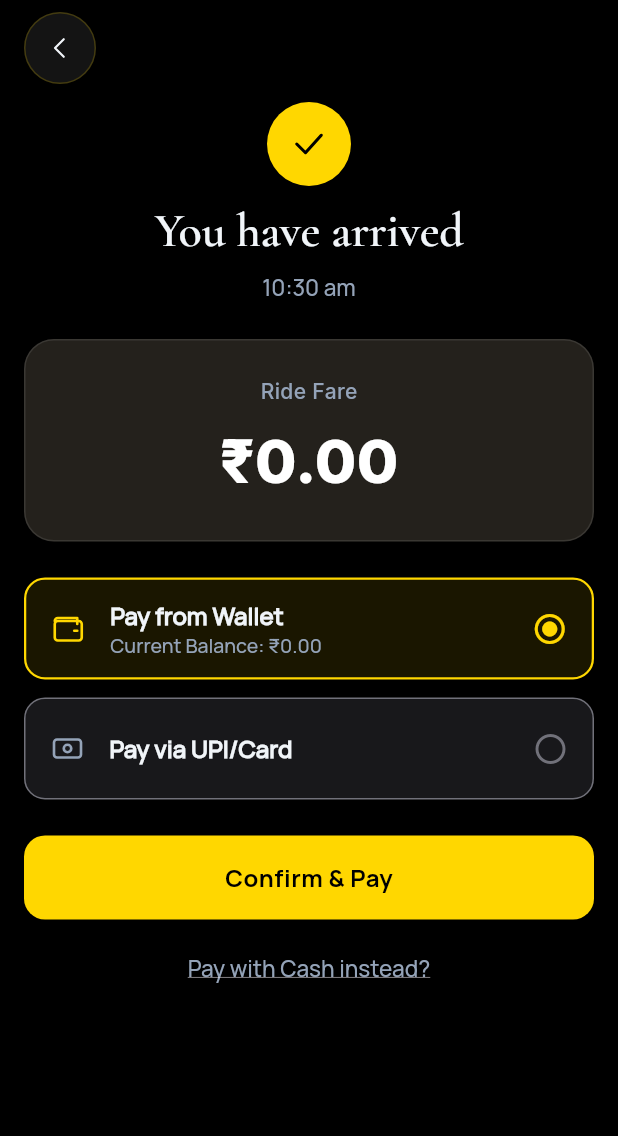
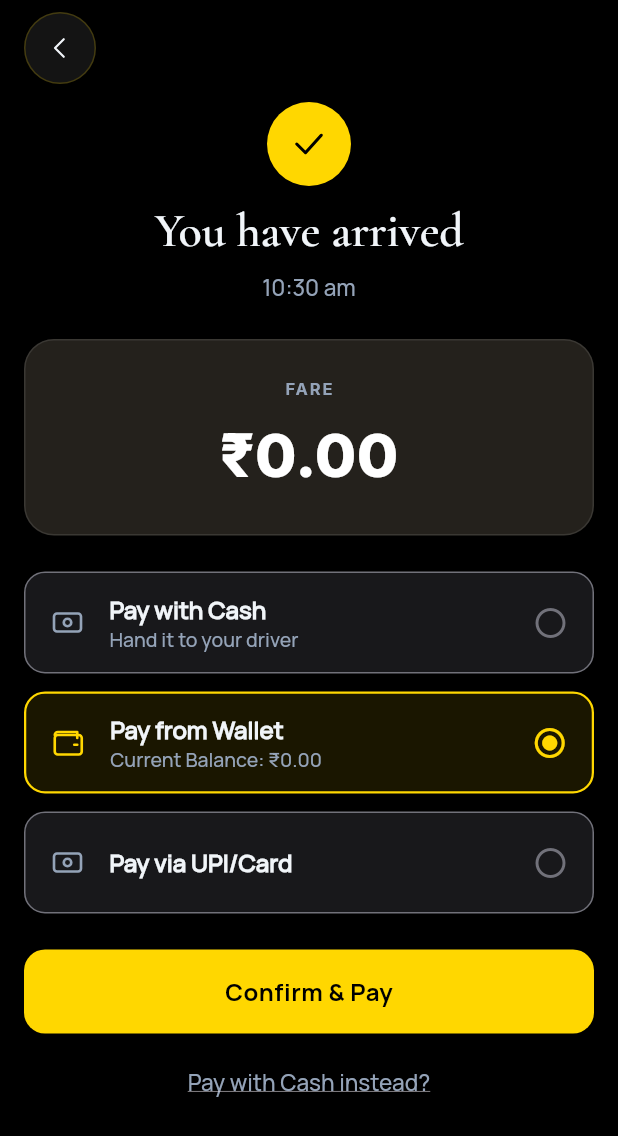
Before and after one commit to SaaradhiGo/SaaradhiGo-mobile, a Flutter app: the RidePaymentSummaryScreen screen opened by its route, after a tap on "Pay from Wallet", on a phone screen of 412 x 824 dp. Shown: the top 1136 px of the screen. Run offline on Flutter 3.47's test engine with Material 3 defaults, Android fonts, the phone set to English and light mode, and no system bars; our stand-ins replace firebase_core, firebase_messaging, flutter_dotenv, flutter_local_notifications, flutter_riverpod, flutter_secure_storage and 12 more; missing offline and left inert: cached_network_image_ce, dart:js, flutter_background_service, flutter_cashfree_pg_sdk, flutter_polyline_points, razorpay_flutter; accounts and stored records are empty; network calls fail.

Commit message:
Rider UI group B: QA fixes (pickup centring, plate, rating, payment, drop name)
Confirm-pickup map starts centred on the pickup; plates print as TS 09 QT 0059;
unrated drivers show no rating; distinct car glyph; payment step preselects the
booked method and keeps exact amounts; recent/saved place names reach the route.

Co-Authored-By: Claude Opus 5.5 <noreply@anthropic.com>

```diff
--- a/lib/core/maps/google_maps_provider.dart
+++ b/lib/core/maps/google_maps_provider.dart
@@ -61,6 +61,8 @@ class MarkerBitmaps {
         canvas.scale(scale);
         canvas.drawPicture(info.picture);
         info.picture.dispose();
+      case SgCarMarker():
+        paintCarGlyph(canvas, Offset(px / 2, px / 2), px.toDouble());
       case SgIconMarker(:final icon, :final color):
         final tp = TextPainter(
           text: TextSpan(
--- a/lib/screens/home/home_screen.dart
+++ b/lib/screens/home/home_screen.dart
@@ -504,7 +504,7 @@ class _HomeTab extends StatelessWidget {
   final VoidCallback onProfileTap;
   final ValueNotifier<bool> searchOpen;
 
-  Future<void> _goTo(BuildContext context, String dropPlaceId) async {
+  Future<void> _goTo(BuildContext context, String dropPlaceId, {String? dropName}) async {
     final provider = context.read<MapProvider>();
     if (provider.isTripInProgress) {
       onActiveRideTap();
@@ -531,6 +531,7 @@ class _HomeTab extends StatelessWidget {
             : 'Current Location',
         presetPickup: currentPosition,
         dropPlaceId: dropPlaceId,
+        dropName: dropName,
       );
     } catch (e) {
       // Pickup outside our service area: show ComingSoonOverlay and stop.
@@ -563,6 +564,7 @@ class _HomeTab extends StatelessWidget {
           onTap: () => _goTo(
             context,
             fav.latitude != 0 ? '${fav.latitude},${fav.longitude}' : 'current',
+            dropName: fav.addressText,
           ),
           // Removing a saved place stays one long-press away.
           onLongPress: () => context.read<MapProvider>().deleteLocation(fav.id),
@@ -591,6 +593,7 @@ class _HomeTab extends StatelessWidget {
               await _goTo(
                 context,
                 '${trip.destinationLat},${trip.destinationLng}',
+                dropName: trip.destinationAddress,
               );
             } else if (!provider.isTripInProgress) {
               context.push('/route-map');
--- a/lib/screens/home/rider_flow_screens.dart
+++ b/lib/screens/home/rider_flow_screens.dart
@@ -849,7 +849,7 @@ class RidePaymentSummaryScreen extends StatefulWidget {
 }
 
 class _RidePaymentSummaryScreenState extends State<RidePaymentSummaryScreen> {
-  String _selectedPaymentMethod = 'wallet';
+  String _selectedPaymentMethod = 'cash';
   final PaymentService _paymentService = PaymentService();
   late final RideService _rideService = widget.rideService ?? RideService();
   bool _isProcessing = false;
@@ -899,6 +899,9 @@ class _RidePaymentSummaryScreenState extends State<RidePaymentSummaryScreen> {
   @override
   void initState() {
     super.initState();
+    // The method chosen at booking, never a wallet that may be empty.
+    _selectedPaymentMethod =
+        context.read<MapProvider>().selectedPaymentMethod == 'cash' ? 'cash' : 'upi_card';
     WidgetsBinding.instance.addPostFrameCallback((_) {
       final mp = context.read<MapProvider>();
       final raw = mp.rideRequestResponse;
@@ -1388,7 +1391,8 @@ class _RidePaymentSummaryScreenState extends State<RidePaymentSummaryScreen> {
             ? (double.tryParse(charge.payable ?? '') ?? totalFare)
             : totalFare;
 
-        _fareText = formatMoney(payTotal, currencyCode, decimals: 0);
+        _fareText = exactMoney(payTotal, currencyCode);
+        final walletShort = walletProvider.balance < payTotal;
         return Scaffold(
           backgroundColor: SgColors.bg000,
           body: SafeArea(
@@ -1426,10 +1430,20 @@ class _RidePaymentSummaryScreenState extends State<RidePaymentSummaryScreen> {
                   )
                 else ...[
                   _buildPaymentOption(
+                    id: 'cash',
+                    title: 'Pay with Cash',
+                    subtitle: 'Hand it to your driver',
+                    icon: SgIcons.cash,
+                    isSelected: _selectedPaymentMethod == 'cash',
+                    onTap: () => setState(() => _selectedPaymentMethod = 'cash'),
+                  ),
+                  const SizedBox(height: SgSpace.s3),
+                  _buildPaymentOption(
                     id: 'wallet',
                     title: 'Pay from Wallet',
-                    subtitle:
-                        'Current Balance: ${MarketConfigStore.instance.current.currencySymbol}${walletProvider.balance.toStringAsFixed(2)}',
+                    subtitle: walletShort
+                        ? 'Not enough balance'
+                        : 'Current Balance: ${MarketConfigStore.instance.current.currencySymbol}${walletProvider.balance.toStringAsFixed(2)}',
                     icon: SgIcons.wallet,
                     isSelected: _selectedPaymentMethod == 'wallet',
                     onTap: () => setState(() => _selectedPaymentMethod = 'wallet'),
@@ -1447,9 +1461,12 @@ class _RidePaymentSummaryScreenState extends State<RidePaymentSummaryScreen> {
                     label: _isProcessing ? 'Processing' : 'Confirm & Pay',
                     onPressed: _isProcessing
                         ? null
-                        : () => _processPayment(payTotal, walletProvider, rideData),
+                        : () => _selectedPaymentMethod == 'cash'
+                            ? _payWithCash(payTotal, currencyCode, rideData)
+                            : _processPayment(payTotal, walletProvider, rideData),
                   ),
                   const SizedBox(height: SgSpace.s2),
+                  if (_selectedPaymentMethod != 'cash')
                   Center(
                     child: TextButton(
                       onPressed: _isProcessing
@@ -1777,11 +1794,7 @@ class _DarkMapScaffoldState extends State<_DarkMapScaffold>
               SgMarker(
                 id: 'driver',
                 point: _animatedDriverLocation!,
-                icon: const SgIconMarker(
-                  Icons.directions_car,
-                  Color(0xFFEEBD2B),
-                  size: 34,
-                ),
+                icon: const SgCarMarker(),
                 anchor: const Offset(0.5, 0.5),
                 label: 'Your driver',
               ),
--- a/lib/widgets/trip_charge_card.dart
+++ b/lib/widgets/trip_charge_card.dart
@@ -26,7 +26,7 @@ class TripChargeCard extends StatelessWidget {
     required this.charge,
     this.endedBySupport = false,
     this.distanceDriven,
-    this.fareTitle = 'Ride Fare',
+    this.fareTitle = 'FARE',
   });
 
   /// The fare string the server sent.
@@ -86,8 +86,9 @@ class TripChargeCard extends StatelessWidget {
             charge.notCharged ? 'Your ride' : fareTitle,
             style: GoogleFonts.inter(
               color: _muted,
-              fontSize: 14,
-              fontWeight: FontWeight.w500,
+              fontSize: 11,
+              fontWeight: FontWeight.w700,
+              letterSpacing: 1.3,
             ),
           ),
           const SizedBox(height: 8),
```
Also changed, not shown: lib/core/maps/placeholder_maps_provider.dart (+16 -0 lines), lib/core/maps/sg_map.dart (+32 -0 lines), lib/providers/map_provider.dart (+12 -1 lines), lib/ui/trip_widgets.dart (+14 -2 lines), 3 other files.
